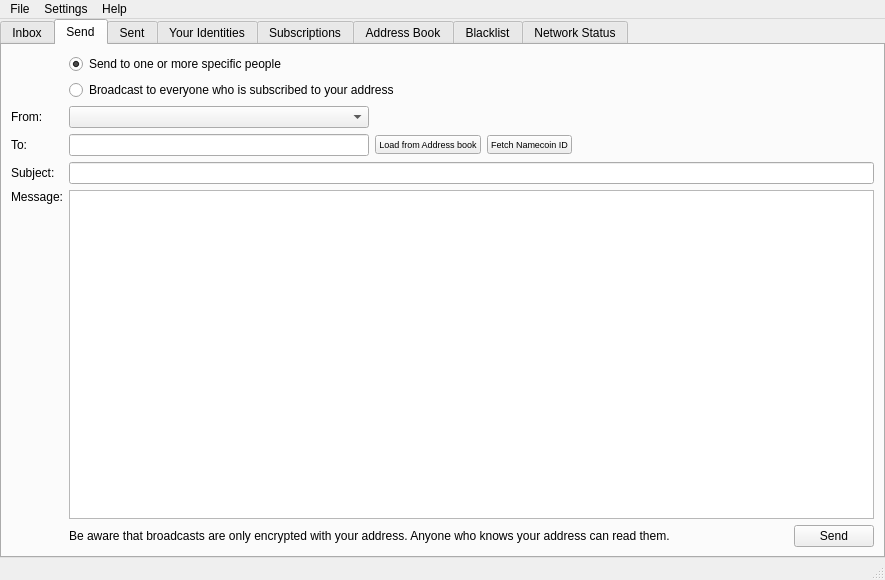
Qt form src/bitmessageqt/bitmessageui.ui (Bitmessage/PyBitmessage) before a commit.
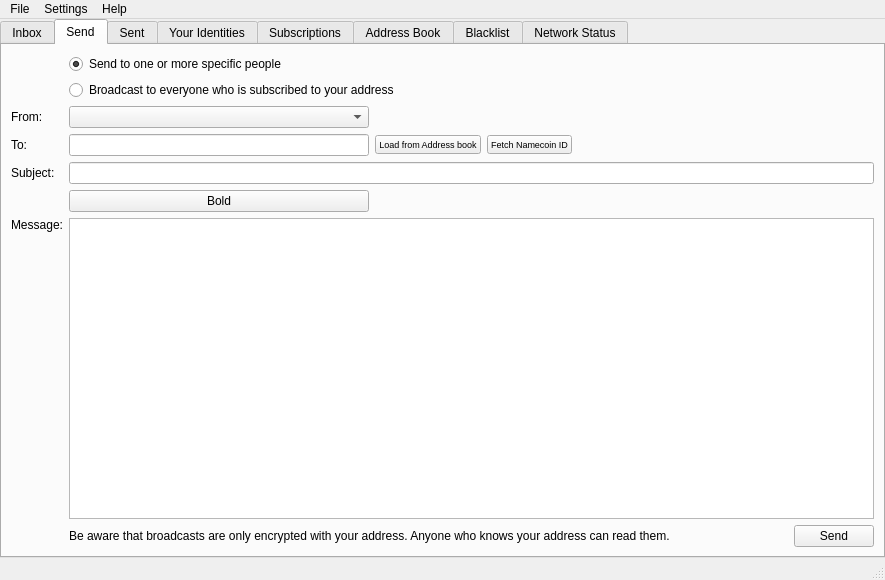
The same form after that commit. The open tabs and pages were chosen to show the change. Icons and pictures are not drawn.

Commit message: Implementation of message styling -  Italic font.

Patch:
```diff
--- a/src/bitmessageqt/bitmessageui.ui
+++ b/src/bitmessageqt/bitmessageui.ui
@@ -57,7 +57,7 @@
        <enum>QTabWidget::Rounded</enum>
       </property>
       <property name="currentIndex">
-       <number>0</number>
+       <number>1</number>
       </property>
       <widget class="QWidget" name="inbox">
        <attribute name="icon">
@@ -228,7 +228,7 @@
           </property>
          </widget>
         </item>
-        <item row="5" column="0">
+        <item row="6" column="0">
          <widget class="QLabel" name="label_4">
           <property name="text">
            <string>Message:</string>
@@ -272,14 +272,14 @@
         <item row="3" column="1">
          <widget class="QLineEdit" name="lineEditTo"/>
         </item>
-        <item row="5" column="1" rowspan="2" colspan="5">
+        <item row="6" column="1" rowspan="2" colspan="5">
          <widget class="QTextEdit" name="textEditMessage">
           <property name="html">
            <string>&lt;!DOCTYPE HTML PUBLIC &quot;-//W3C//DTD HTML 4.0//EN&quot; &quot;http://www.w3.org/TR/REC-html40/strict.dtd&quot;&gt;
 &lt;html&gt;&lt;head&gt;&lt;meta name=&quot;qrichtext&quot; content=&quot;1&quot; /&gt;&lt;style type=&quot;text/css&quot;&gt;
 p, li { white-space: pre-wrap; }
-&lt;/style&gt;&lt;/head&gt;&lt;body style=&quot; font-family:'Sans'; font-size:9pt; font-weight:400; font-style:normal;&quot;&gt;
-&lt;p style=&quot;-qt-paragraph-type:empty; margin-top:0px; margin-bottom:0px; margin-left:0px; margin-right:0px; -qt-block-indent:0; text-indent:0px; font-family:'MS Shell Dlg 2';&quot;&gt;&lt;br /&gt;&lt;/p&gt;&lt;/body&gt;&lt;/html&gt;</string>
+&lt;/style&gt;&lt;/head&gt;&lt;body style=&quot; font-family:'MS Shell Dlg 2'; font-size:9pt; font-weight:400; font-style:normal;&quot;&gt;
+&lt;p style=&quot;-qt-paragraph-type:empty; margin-top:0px; margin-bottom:0px; margin-left:0px; margin-right:0px; -qt-block-indent:0; text-indent:0px;&quot;&gt;&lt;br /&gt;&lt;/p&gt;&lt;/body&gt;&lt;/html&gt;</string>
           </property>
          </widget>
         </item>
@@ -297,7 +297,7 @@
           </property>
          </widget>
         </item>
-        <item row="6" column="0">
+        <item row="7" column="0">
          <spacer name="verticalSpacer">
           <property name="orientation">
            <enum>Qt::Vertical</enum>
@@ -337,14 +337,14 @@
           </property>
          </spacer>
         </item>
-        <item row="7" column="5">
+        <item row="8" column="5">
          <widget class="QPushButton" name="pushButtonSend">
           <property name="text">
            <string>Send</string>
           </property>
          </widget>
         </item>
-        <item row="7" column="1" colspan="4">
+        <item row="8" column="1" colspan="4">
          <widget class="QLabel" name="labelSendBroadcastWarning">
           <property name="enabled">
            <bool>true</bool>
@@ -363,6 +363,13 @@
           </property>
          </widget>
         </item>
+        <item row="5" column="1">
+         <widget class="QPushButton" name="pushButtonBold">
+          <property name="text">
+           <string>Bold</string>
+          </property>
+         </widget>
+        </item>
        </layout>
       </widget>
       <widget class="QWidget" name="sent">
@@ -1055,7 +1062,7 @@
      <x>0</x>
      <y>0</y>
      <width>885</width>
-     <height>27</height>
+     <height>21</height>
     </rect>
    </property>
    <widget class="QMenu" name="menuFile">
```
The commit also changes 2 other files.
